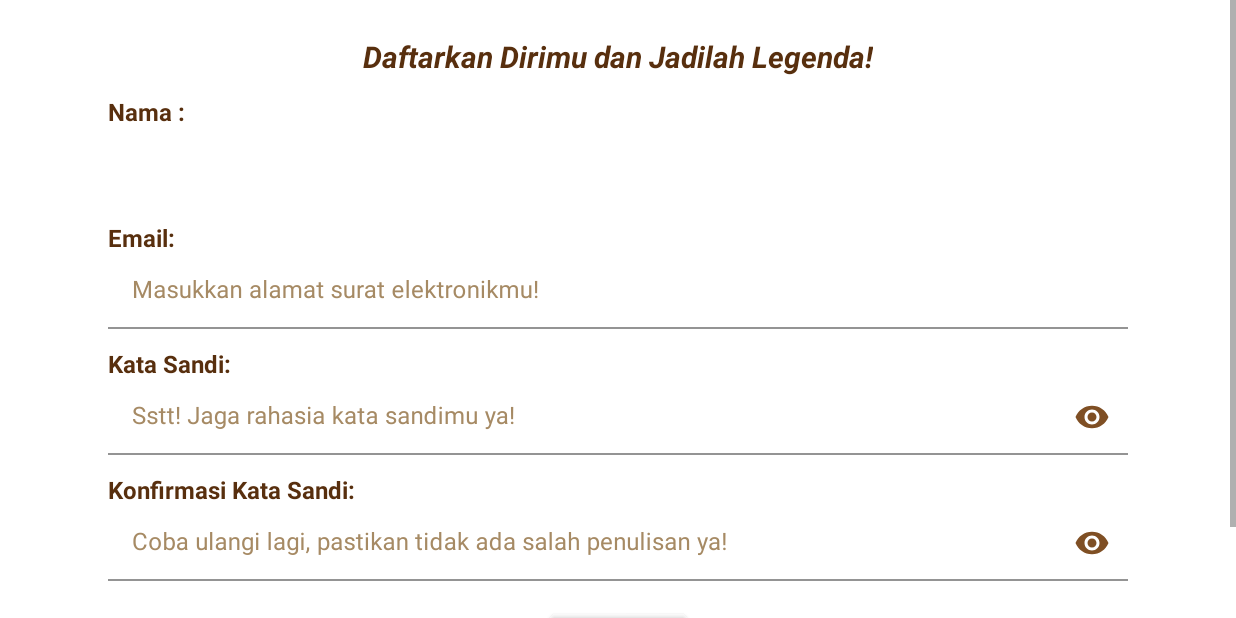
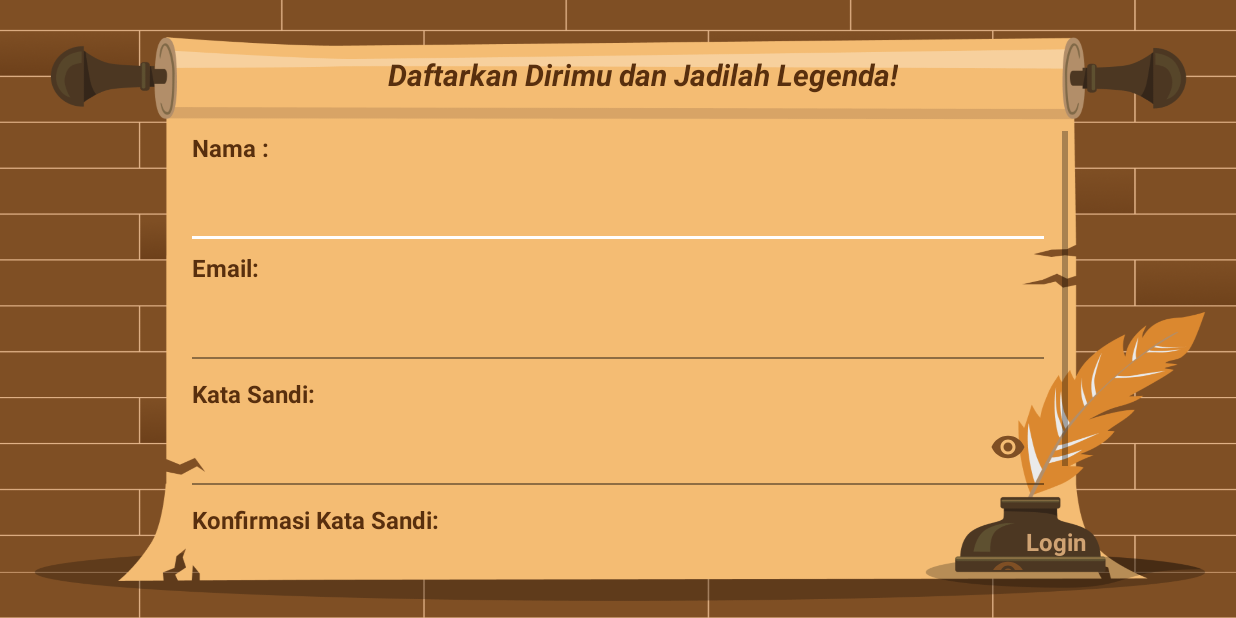
Before and after one commit to TimothyKristanto/arsenio-game, an Android app: the RegisterActivity screen opened directly, with no data from a screen before it, on a phone screen of 824 x 412 dp (held sideways). Run offline under Robolectric (Android 15) with nearby library versions, the phone set to English and light mode, and no system bars.

Commit message:
BG LogReg
+ BG Login Register (Not Fix)

```diff
--- a/MAD/Arsenio/app/src/main/java/com/example/arsenio/helper/Const.java
+++ b/MAD/Arsenio/app/src/main/java/com/example/arsenio/helper/Const.java
@@ -1,5 +1,5 @@
 package com.example.arsenio.helper;
 
 public class Const {
-    public static final String BASE_URL = "http://192.168.8.101/uas-mad-webdev-db-project/Web/Arsenio/public/api/";
+    public static final String BASE_URL = "http://192.168.0.12/uas-mad-webdev-db-project/Web/Arsenio/public/api/";
 }
--- a/MAD/Arsenio/app/src/main/res/layout/activity_register.xml
+++ b/MAD/Arsenio/app/src/main/res/layout/activity_register.xml
@@ -4,55 +4,57 @@
     xmlns:tools="http://schemas.android.com/tools"
     android:layout_width="match_parent"
     android:layout_height="match_parent"
+    android:background="@drawable/bg_halaman_login"
     tools:context=".views.RegisterActivity">
-
-    <ScrollView
-        android:layout_width="match_parent"
-        android:layout_height="match_parent"
-        app:layout_constraintBottom_toBottomOf="parent"
-        app:layout_constraintEnd_toEndOf="parent"
-        app:layout_constraintStart_toStartOf="parent"
-        app:layout_constraintTop_toTopOf="parent">
-
-        <androidx.constraintlayout.widget.ConstraintLayout
-            android:layout_width="match_parent"
-            android:layout_height="wrap_content"
-            app:layout_constraintBottom_toBottomOf="parent"
-            app:layout_constraintEnd_toEndOf="parent"
-            app:layout_constraintStart_toStartOf="parent"
-            app:layout_constraintTop_toTopOf="parent">
 
     <TextView
         android:id="@+id/judul"
         android:layout_width="wrap_content"
         android:layout_height="wrap_content"
-                android:layout_marginTop="24dp"
+        android:layout_marginTop="36dp"
         android:text="Daftarkan Dirimu dan Jadilah Legenda!"
         android:textColor="@color/wood_brown_dark2"
         android:textSize="20sp"
         android:textStyle="bold|italic"
         app:layout_constraintEnd_toEndOf="parent"
+        app:layout_constraintHorizontal_bias="0.534"
         app:layout_constraintStart_toStartOf="parent"
         app:layout_constraintTop_toTopOf="parent" />
+
+    <ScrollView
+        android:id="@+id/scrollView2"
+        android:layout_width="match_parent"
+        android:layout_height="0dp"
+        android:layout_marginStart="112dp"
+        android:layout_marginTop="24dp"
+        android:layout_marginEnd="112dp"
+        android:layout_marginBottom="32dp"
+        app:layout_constraintBottom_toBottomOf="parent"
+        app:layout_constraintEnd_toEndOf="parent"
+        app:layout_constraintStart_toStartOf="parent"
+        app:layout_constraintTop_toBottomOf="@+id/judul">
+
+        <androidx.constraintlayout.widget.ConstraintLayout
+            android:layout_width="match_parent"
+            android:layout_height="wrap_content">
 
             <TextView
                 android:id="@+id/tampilan"
                 android:layout_width="wrap_content"
                 android:layout_height="wrap_content"
-                android:layout_marginStart="72dp"
-                android:layout_marginTop="12dp"
+                android:layout_marginStart="16dp"
                 android:text="Nama :"
                 android:textColor="@color/wood_brown_dark2"
                 android:textSize="16sp"
                 android:textStyle="bold"
                 app:layout_constraintStart_toStartOf="parent"
-                app:layout_constraintTop_toBottomOf="@+id/judul" />
+                app:layout_constraintTop_toTopOf="parent" />
 
             <com.google.android.material.textfield.TextInputLayout
                 android:id="@+id/txtInputNamaRegister"
                 android:layout_width="0dp"
                 android:layout_height="wrap_content"
-                android:layout_marginEnd="72dp"
+                android:layout_marginEnd="16dp"
                 android:textColorHint="@color/wood_brown_light3"
                 app:layout_constraintEnd_toEndOf="parent"
                 app:layout_constraintStart_toStartOf="@+id/tampilan"
@@ -62,15 +64,15 @@
                     android:layout_width="match_parent"
                     android:layout_height="50dp"
                     android:background="#00000000"
-                    android:hint="Isikan nama yang mencerminkan kepahlawananmu!"
-                    android:inputType="text" />
+                    android:inputType="text"
+                    tools:ignore="SpeakableTextPresentCheck" />
             </com.google.android.material.textfield.TextInputLayout>
 
             <TextView
                 android:id="@+id/tampilan2"
                 android:layout_width="wrap_content"
                 android:layout_height="wrap_content"
-                android:layout_marginTop="12dp"
+                android:layout_marginTop="8dp"
                 android:text="Email:"
                 android:textColor="@color/wood_brown_dark2"
                 android:textSize="16sp"
@@ -91,8 +93,8 @@
                     android:layout_width="match_parent"
                     android:layout_height="50dp"
                     android:background="#00000000"
-                    android:hint="Masukkan alamat surat elektronikmu!"
-                    android:inputType="textEmailAddress" />
+                    android:inputType="textEmailAddress"
+                    tools:ignore="SpeakableTextPresentCheck" />
             </com.google.android.material.textfield.TextInputLayout>
 
             <TextView
@@ -122,9 +124,9 @@
                     android:layout_width="match_parent"
                     android:layout_height="wrap_content"
                     android:background="#00000000"
-                    android:hint="Sstt! Jaga rahasia kata sandimu ya!"
                     android:inputType="textPassword"
-                    android:password="true" />
+                    android:password="true"
+                    tools:ignore="SpeakableTextPresentCheck" />
             </com.google.android.material.textfield.TextInputLayout>
 
             <TextView
@@ -155,7 +157,6 @@
                     android:layout_width="match_parent"
                     android:layout_height="wrap_content"
                     android:background="#00000000"
-                    android:hint="Coba ulangi lagi, pastikan tidak ada salah penulisan ya!"
                     android:inputType="textPassword"
                     android:password="true" />
             </com.google.android.material.textfield.TextInputLayout>
@@ -164,31 +165,31 @@
                 android:id="@+id/btnDaftarRegister"
                 android:layout_width="wrap_content"
                 android:layout_height="wrap_content"
-                android:layout_marginTop="16dp"
-                android:layout_marginBottom="32dp"
-                android:backgroundTint="#00000000"
+                android:layout_marginTop="8dp"
+                android:layout_marginBottom="8dp"
+                android:backgroundTint="@color/wood_brown_dark2"
                 android:enabled="true"
                 android:text="Daftar"
-                android:textColor="@color/wood_brown_dark2"
+                android:textColor="@color/wood_brown_light2"
                 app:layout_constraintBottom_toBottomOf="parent"
-                app:layout_constraintEnd_toEndOf="parent"
-                app:layout_constraintStart_toStartOf="parent"
+                app:layout_constraintEnd_toEndOf="@+id/txtInputKonfirmasiPasswordRegister"
+                app:layout_constraintStart_toStartOf="@+id/txtInputKonfirmasiPasswordRegister"
                 app:layout_constraintTop_toBottomOf="@+id/txtInputKonfirmasiPasswordRegister" />
+
+        </androidx.constraintlayout.widget.ConstraintLayout>
+    </ScrollView>
 
     <TextView
         android:id="@+id/txtLoginRegister"
         android:layout_width="wrap_content"
         android:layout_height="wrap_content"
+        android:layout_marginEnd="100dp"
+        android:layout_marginBottom="8dp"
         android:text="Login"
         android:textColor="@color/wood_brown_light2"
-                android:textSize="20sp"
+        android:textSize="16sp"
         android:textStyle="bold"
-                app:layout_constraintBottom_toBottomOf="@+id/btnDaftarRegister"
-                app:layout_constraintEnd_toEndOf="@+id/txtInputKonfirmasiPasswordRegister"
-                app:layout_constraintHorizontal_bias="1.0"
-                app:layout_constraintStart_toEndOf="@+id/btnDaftarRegister"
-                app:layout_constraintTop_toTopOf="@+id/btnDaftarRegister" />
+        app:layout_constraintBottom_toBottomOf="@+id/scrollView2"
+        app:layout_constraintEnd_toEndOf="parent" />
 
 </androidx.constraintlayout.widget.ConstraintLayout>
-    </ScrollView>
-</androidx.constraintlayout.widget.ConstraintLayout>
```
Also changed, not shown: MAD/Arsenio/app/src/main/res/drawable/textinp_border.xml (added, +18 -0 lines), MAD/Arsenio/app/src/main/res/layout/activity_login.xml (+29 -39 lines), MAD/Arsenio/app/src/main/res/drawable/bg_halaman_login.png (added), 2 other files. Lines whose indentation alone changed are shown as unchanged.
